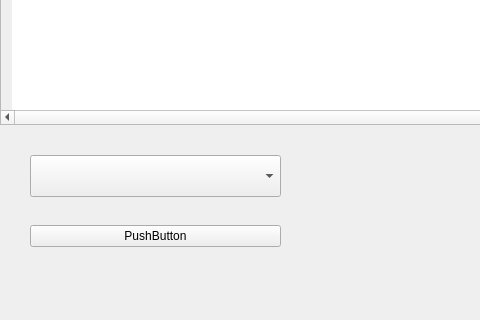
honqiang/pyqt5test, file FirstMainWin.ui: the form before one commit; both pictures show x 0 to 480 and y 366 to 686 of the 893 by 686 pixel window.
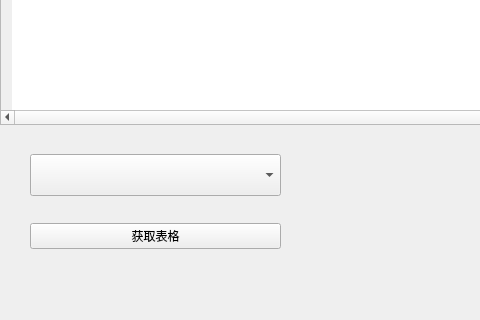
The form after the commit.

What changed in the file:
```diff
--- a/FirstMainWin.ui
+++ b/FirstMainWin.ui
@@ -62,7 +62,7 @@
      <string>load</string>
     </property>
    </widget>
-   <widget class="QWidget" name="">
+   <widget class="QWidget" name="layoutWidget">
     <property name="geometry">
      <rect>
       <x>30</x>
@@ -93,7 +93,7 @@
      <item>
       <widget class="QPushButton" name="btn_gettablename">
        <property name="text">
-        <string>PushButton</string>
+        <string>获取表格</string>
        </property>
       </widget>
      </item>
```
